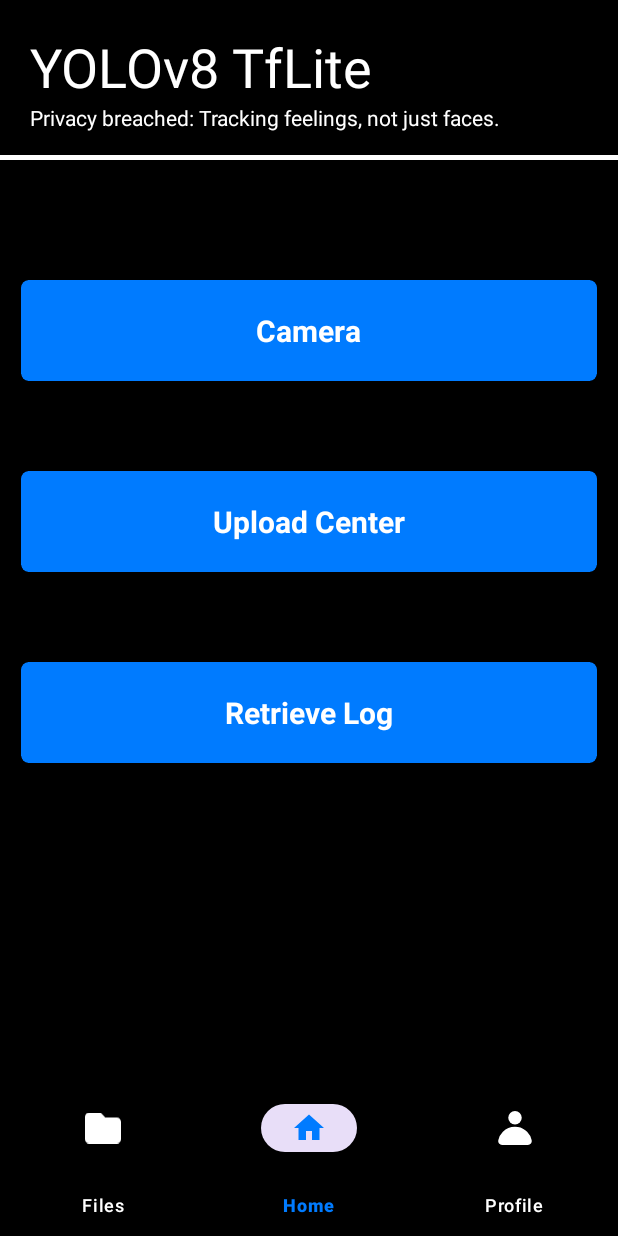
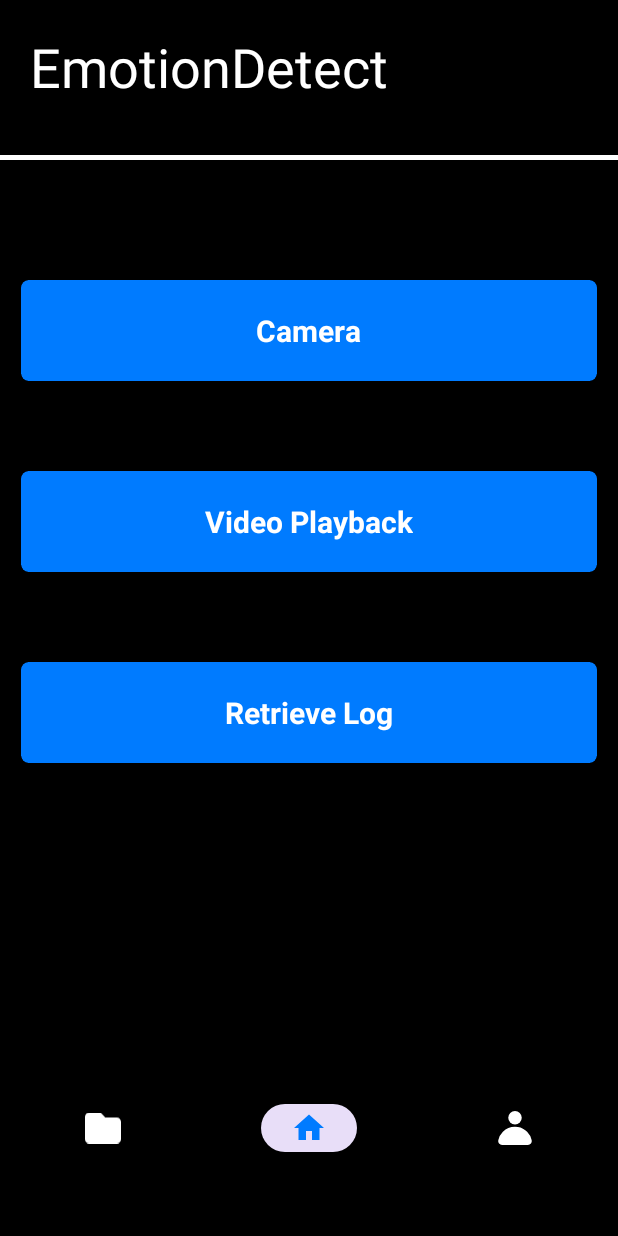
Before and after one commit to Adam-Kohut/EmotionDetect, an Android app: the screen it shows after launch (MainActivity), on a phone screen of 412 x 824 dp. Run offline under Robolectric (Android 15) with nearby library versions, the phone set to English and light mode, and no system bars.

Commit message:
Minor Layout Changes

```diff
--- a/Object-Detection-Android-App-main/android_app/android_app/app/src/main/res/layout/activity_main.xml
+++ b/Object-Detection-Android-App-main/android_app/android_app/app/src/main/res/layout/activity_main.xml
@@ -14,7 +14,7 @@
       android:layout_height="wrap_content"
       android:layout_marginStart="20dp"
       android:layout_marginTop="20dp"
-      android:text="@string/app_name"
+      android:text="EmotionDetect"
       android:textColor="@color/white"
       android:textSize="36sp"
       app:layout_constraintStart_toStartOf="parent"
@@ -24,7 +24,7 @@
       android:id="@+id/textView2"
       android:layout_width="wrap_content"
       android:layout_height="wrap_content"
-      android:text="@string/title_quote"
+      android:text=""
       android:textColor="@color/white"
       app:layout_constraintStart_toStartOf="@+id/textView"
       app:layout_constraintTop_toBottomOf="@+id/textView" />
@@ -90,7 +90,7 @@
         android:layout_gravity="bottom|center_horizontal"
         android:layout_marginTop="20dp"
         android:layout_marginBottom="20dp"
-        android:text="@string/uploadCenter"
+        android:text="Video Playback"
         android:textColor="@color/white"
         android:textSize="20sp"
         android:textStyle="bold" />
--- a/Object-Detection-Android-App-main/android_app/android_app/app/src/main/res/menu/menu_navigation.xml
+++ b/Object-Detection-Android-App-main/android_app/android_app/app/src/main/res/menu/menu_navigation.xml
@@ -3,15 +3,15 @@
 
     <item
         android:id="@+id/files"
-        android:title="@string/files"
+        android:title=""
         android:icon="@drawable/ic_files"/>
     <item
         android:id="@+id/home"
-        android:title="@string/home"
+        android:title=""
         android:icon="@drawable/ic_home"/>
     <item
         android:id="@+id/profile"
-        android:title="@string/profile"
+        android:title=""
         android:icon="@drawable/ic_profile"/>
 
 </menu>
```
